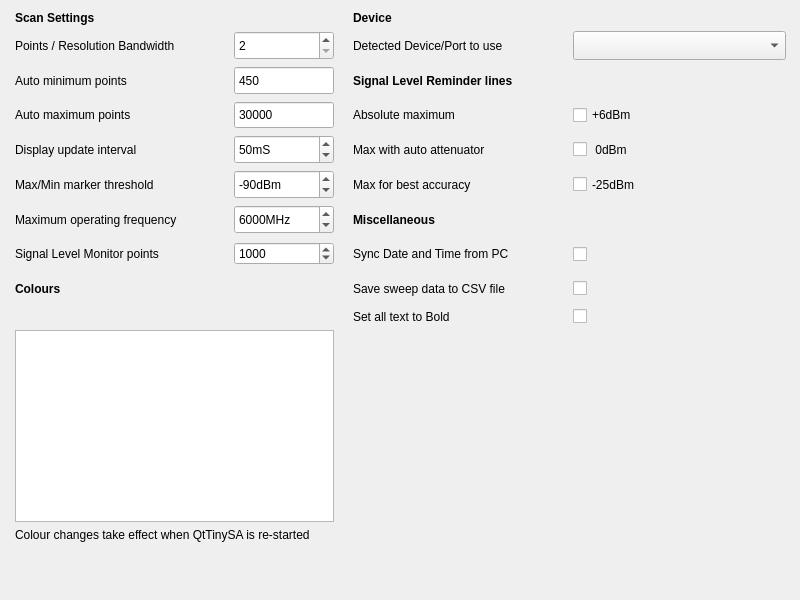
The window that src/settings.ui (g4ixt/QtTinySA) describes before a commit, drawn with Qt 5.
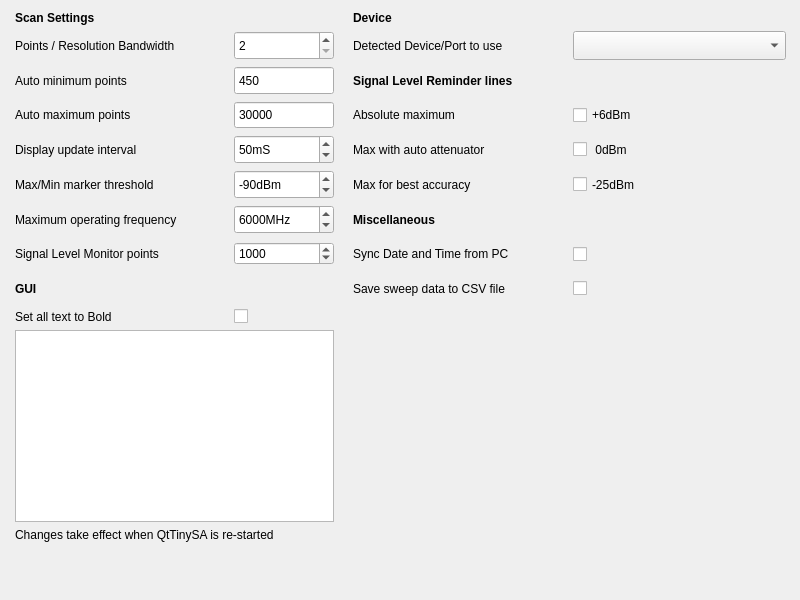
The same window after the commit.

Commit message: v1.2.3 settings screen tweak

```diff
--- a/src/settings.ui
+++ b/src/settings.ui
@@ -214,7 +214,7 @@
        </font>
       </property>
       <property name="text">
-       <string>Colours</string>
+       <string>GUI</string>
       </property>
      </widget>
     </item>
@@ -474,7 +474,7 @@
     <item row="11" column="0" colspan="2">
      <widget class="QLabel" name="label_12">
       <property name="text">
-       <string>Colour changes take effect when QtTinySA is re-started</string>
+       <string>Changes take effect when QtTinySA is re-started</string>
       </property>
      </widget>
     </item>
@@ -521,20 +521,20 @@
       </property>
      </widget>
     </item>
-    <item row="9" column="4">
-     <widget class="QCheckBox" name="bold_text">
-      <property name="text">
-       <string/>
-      </property>
-     </widget>
-    </item>
-    <item row="9" column="3">
+    <item row="9" column="0">
      <widget class="QLabel" name="label_16">
       <property name="text">
        <string>Set all text to Bold</string>
       </property>
      </widget>
     </item>
+    <item row="9" column="1">
+     <widget class="QCheckBox" name="bold_text">
+      <property name="text">
+       <string/>
+      </property>
+     </widget>
+    </item>
    </layout>
   </widget>
  </widget>
```
